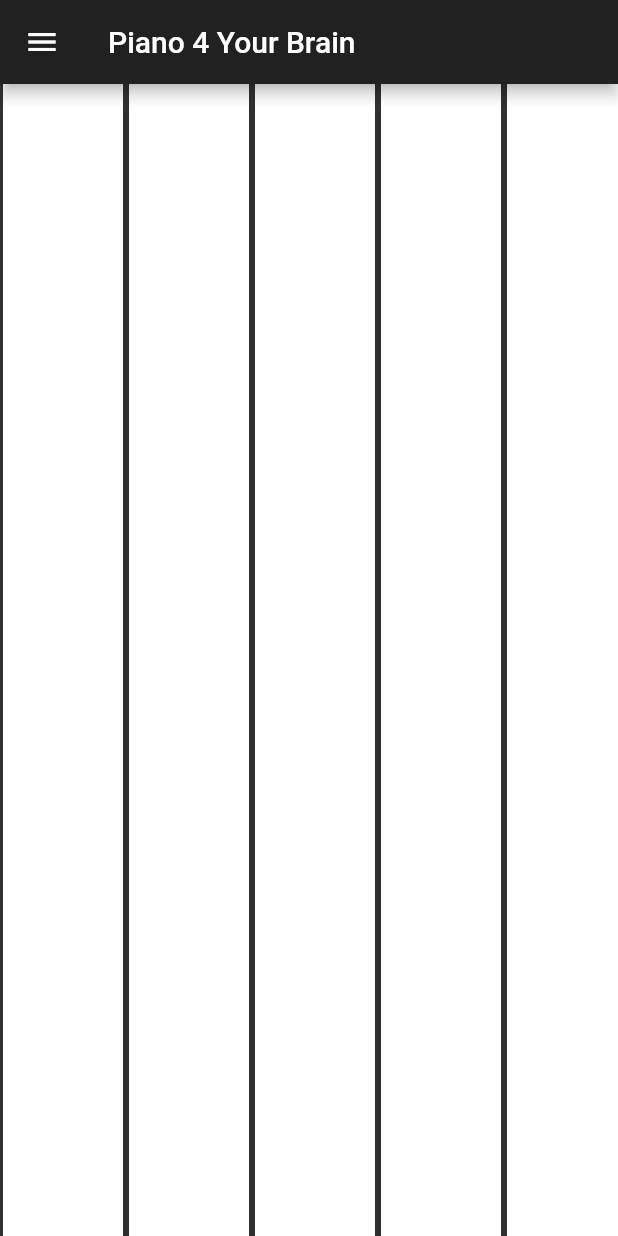
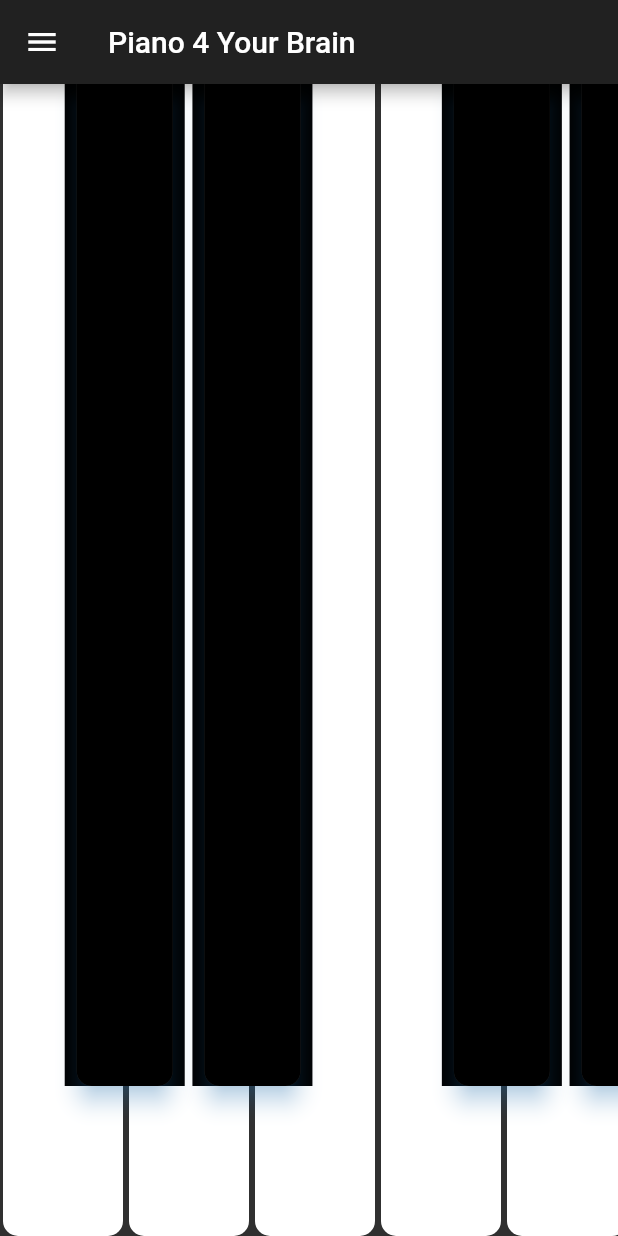
Before and after one commit to traceyhemp12/piano4, a Flutter app: the screen it shows after launch, on a phone screen of 412 x 824 dp. Run offline on Flutter 3.47's test engine with Material 2 defaults, Android fonts, the phone set to English and light mode, and no system bars; missing offline and left inert: flutter_midi, tonic; statements that could not run were skipped.

```diff
--- a/lib/main.dart
+++ b/lib/main.dart
@@ -1,8 +1,7 @@
 import 'package:flutter/material.dart';
 import 'package:flutter/services.dart';
 import 'package:flutter_midi/flutter_midi.dart';
-import 'package:tonic/tonic.dart';
-
+import 'package:tonic/tonic.dart';//adding midi
 
 
 void main() => runApp(MyApp());
@@ -18,14 +17,14 @@ class _MyAppState extends State<MyApp> {
 // If you are running this on the iOS Simulator you will get an error
 //It's ok for developing the UI but once we start with the midi you will need to plug in a real ios device.
 
- /* @override
+  @override
   void initState() {
     FlutterMidi.unmute();
     rootBundle.load("assets/sounds/Piano.sf2").then((sf2) {
       FlutterMidi.prepare(sf2: sf2, name: "Piano.sf2");
     });
     super.initState();
-  }*/
+  }
 
 // build the octave section that will be repeated.
 // Since every octave is identical we can repeat the octaves with minor adjustments.
@@ -84,7 +83,7 @@ class _MyAppState extends State<MyApp> {
                   ],),
                 );
 
-                return Container();
+               // return Container();
               },
         )
 
@@ -93,8 +92,36 @@ class _MyAppState extends State<MyApp> {
     );
   }
 
-//build key function
+//build white keys function
    Widget _buildKey(int midi, bool accidental) {
+
+     final pitchName = Pitch.fromMidiNumber(midi).toString();
+     final pianoKey = Stack(
+                      children: <Widget>[
+                      Semantics(
+                        button: true,
+                        hint: pitchName,
+                        child: Material(
+                          borderRadius: borderRadius,
+                          color: accidental ? Colors.black : Colors.white,
+                          child: InkWell(
+                              highlightColor: Colors.grey,
+                              onTap: (){},
+                              onTapDown: (_) => FlutterMidi.playMidiNote(midi: midi),
+                          ))),
+                          Positioned(
+                              left: 0.0,
+                              right: 0.0,
+                              bottom: 20.0,
+                              child: _showLabels
+                               ? Text(pitchName,
+                              textAlign: TextAlign.center,
+                              style: TextStyle(
+                              color: !accidental ? Colors.black : Colors.white))
+                              : Container()),
+                      ]);
+
+
           if (accidental){
           return Container(
               width: keyWidth,
@@ -105,12 +132,13 @@ class _MyAppState extends State<MyApp> {
             elevation: 6.0,
             borderRadius: borderRadius,
             shadowColor: Color(0x802196F3),
-          ));
+            child: pianoKey));
           }
 
           return Container(
             width: keyWidth,
-            color: Colors.white,
+            child: pianoKey,
+            //color: Colors.white,
             margin: EdgeInsets.symmetric(horizontal: 2.0)
           );
         }
```
